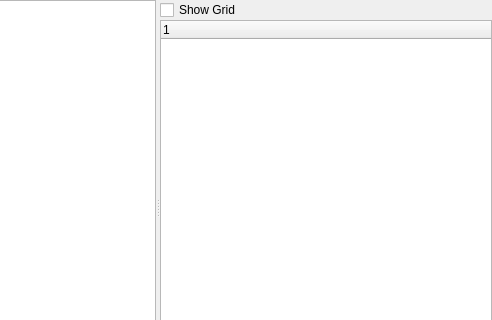
Before: the Qt Designer form lib/util/Canvas/CanvasTemplate.ui in acq4/acq4, drawn with Qt 5; both pictures show x 176 to 668 and y 0 to 320 of the 668 by 414 pixel window.
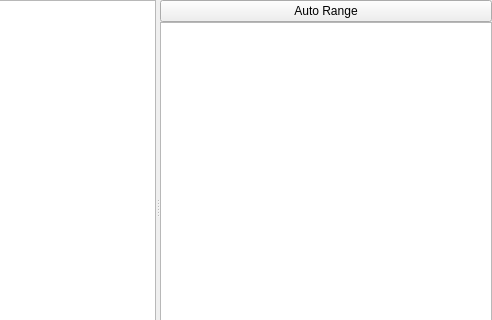
After: the same form once the commit is applied. Custom widgets are drawn as their Qt base class.

Commit message: More analysis updates:  - Canvas is working well

What changed in the file:
```diff
--- a/lib/util/Canvas/CanvasTemplate.ui
+++ b/lib/util/Canvas/CanvasTemplate.ui
@@ -32,14 +32,30 @@
         <number>0</number>
        </property>
        <item>
-        <widget class="QCheckBox" name="gridCheck">
+        <widget class="QPushButton" name="pushButton">
+         <property name="sizePolicy">
+          <sizepolicy hsizetype="Minimum" vsizetype="Fixed">
+           <horstretch>0</horstretch>
+           <verstretch>1</verstretch>
+          </sizepolicy>
+         </property>
          <property name="text">
-          <string>Show Grid</string>
+          <string>Auto Range</string>
          </property>
         </widget>
        </item>
        <item>
-        <widget class="TreeWidget" name="itemList"/>
+        <widget class="TreeWidget" name="itemList">
+         <property name="sizePolicy">
+          <sizepolicy hsizetype="Expanding" vsizetype="Expanding">
+           <horstretch>0</horstretch>
+           <verstretch>100</verstretch>
+          </sizepolicy>
+         </property>
+         <property name="headerHidden">
+          <bool>true</bool>
+         </property>
+        </widget>
        </item>
       </layout>
      </widget>
```
Left out of the diff: 2 changed lines with no effect on the pictures. The commit also changes 7 other files.
